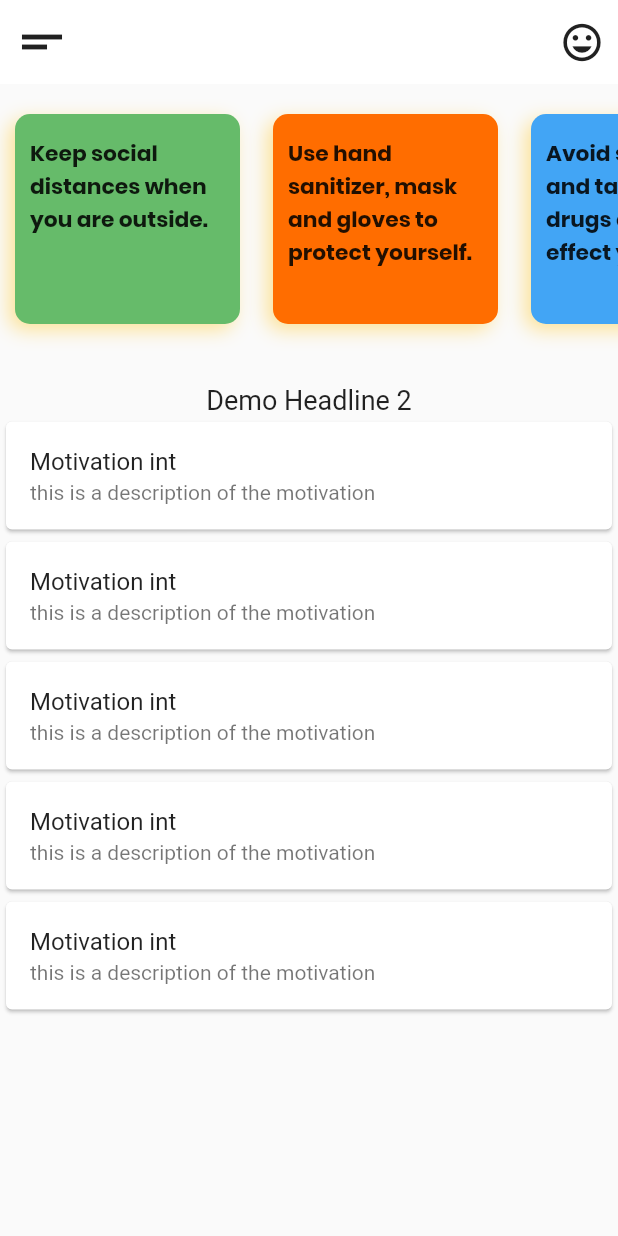
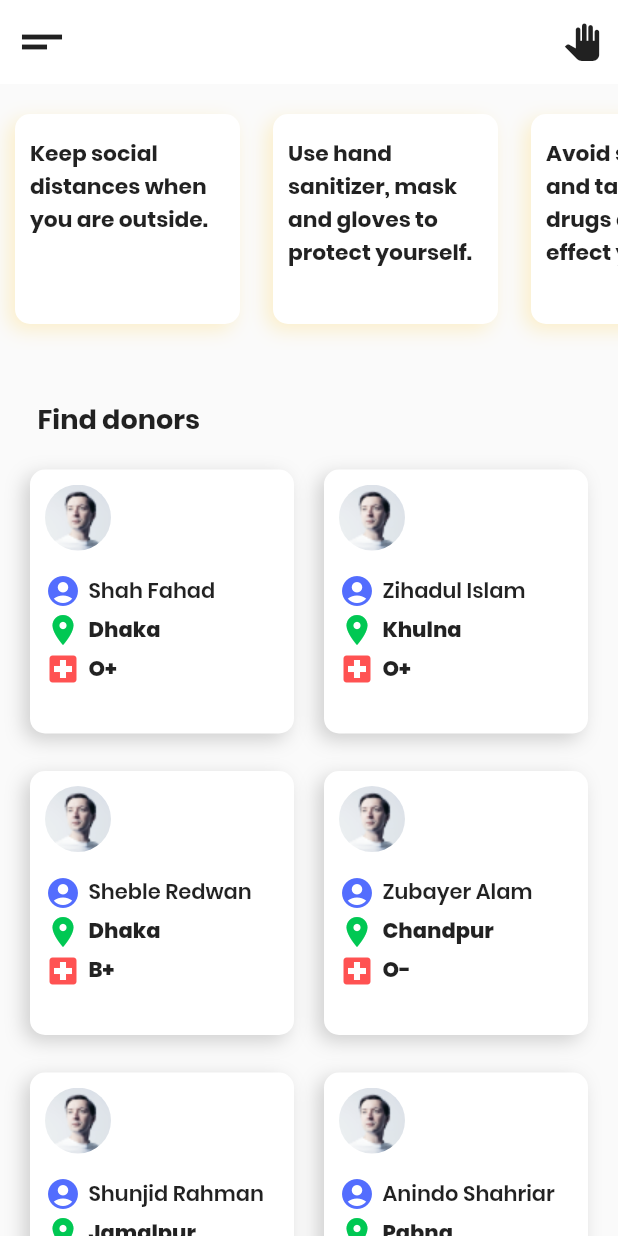
Before and after one commit to TeamTigers/donate_plasma, a Flutter app: the HomeScreen screen opened by its route, on a phone screen of 412 x 824 dp. Run offline on Flutter 3.47's test engine with Material 2 defaults, Android fonts, the phone set to English and light mode, and no system bars; our stand-ins replace font_awesome_flutter.

Commit message:
user cards designed

```diff
--- a/lib/main.dart
+++ b/lib/main.dart
@@ -1,4 +1,6 @@
+import 'package:donateplasma/models/User.dart';
 import 'package:donateplasma/providers/information.dart';
+import 'package:donateplasma/providers/users.dart';
 import 'package:donateplasma/screens/BannerScreen.dart';
 import 'package:donateplasma/screens/HomeScreen.dart';
 import 'package:flutter/material.dart';
@@ -17,6 +19,9 @@ class MyApp extends StatelessWidget {
       providers: [
         ChangeNotifierProvider(
           create: (ctx) => Information(),
+        ),
+        ChangeNotifierProvider(
+          create: (ctx) => Users(),
         )
       ],
       child: MaterialApp(
--- /dev/null
+++ b/lib/models/User.dart
@@ -0,0 +1,17 @@
+class User {
+  final int userId;
+  final String userName;
+  final String userPhone;
+  final String userLocation;
+  final String userDP;
+  final String userBlood;
+
+  User({
+    this.userId,
+    this.userName,
+    this.userPhone,
+    this.userLocation,
+    this.userDP,
+    this.userBlood
+  });
+}
--- /dev/null
+++ b/lib/providers/users.dart
@@ -0,0 +1,60 @@
+import 'package:donateplasma/models/User.dart';
+import 'package:flutter/cupertino.dart';
+
+class Users extends ChangeNotifier {
+  List<User> _users = [
+    User(
+      userId: 1,
+      userName: 'Shah Fahad',
+      userDP: 'assets/images/user0.png',
+      userPhone: '+880123456789',
+      userLocation: 'Dhaka',
+      userBlood: 'O+'
+    ),
+    User(
+        userId: 2,
+        userName: 'Zihadul Islam',
+        userDP: 'assets/images/user0.png',
+        userPhone: '+880123456789',
+        userLocation: 'Khulna',
+        userBlood: 'O+'
+    ),
+    User(
+        userId: 3,
+        userName: 'Sheble Redwan',
+        userDP: 'assets/images/user0.png',
+        userPhone: '+880123456789',
+        userLocation: 'Dhaka',
+        userBlood: 'B+'
+    ),
+    User(
+        userId: 4,
+        userName: 'Zubayer Alam',
+        userDP: 'assets/images/user0.png',
+        userPhone: '+880123456789',
+        userLocation: 'Chandpur',
+        userBlood: 'O-'
+    ),
+    User(
+        userId: 5,
+        userName: 'Shunjid Rahman',
+        userDP: 'assets/images/user0.png',
+        userPhone: '+880123456789',
+        userLocation: 'Jamalpur',
+        userBlood: 'O+'
+    ),
+    User(
+        userId: 6,
+        userName: 'Anindo Shahriar',
+        userDP: 'assets/images/user0.png',
+        userPhone: '+880123456789',
+        userLocation: 'Pabna',
+        userBlood: 'A+'
+    ),
+  ];
+
+  List<User> get userList {
+    final baseUserList = [..._users];
+    return baseUserList;
+  }
+}
--- a/lib/screens/HomeScreen.dart
+++ b/lib/screens/HomeScreen.dart
@@ -1,6 +1,8 @@
 import 'package:donateplasma/constants/color_constants.dart';
 import 'package:donateplasma/providers/information.dart';
+import 'package:donateplasma/providers/users.dart';
 import 'package:donateplasma/widgets/info_card_widget.dart';
+import 'package:donateplasma/widgets/users_card_widget.dart';
 import 'package:flutter/material.dart';
 import 'package:provider/provider.dart';
 
@@ -15,6 +17,7 @@ class _HomeScreenState extends State<HomeScreen> {
   @override
   Widget build(BuildContext context) {
     final information = Provider.of<Information>(context).infoList;
+    final users = Provider.of<Users>(context).userList;
     return Scaffold(
       appBar: AppBar(
         elevation: 0,
@@ -28,8 +31,8 @@ class _HomeScreenState extends State<HomeScreen> {
           IconButton(
             onPressed: () {},
             icon: Icon(
-              Icons.insert_emoticon,
-              size: 30,
+              Icons.pan_tool,
+              size: 25,
               color: Theme.of(context).accentColor,
             ),
           ),
@@ -38,8 +41,8 @@ class _HomeScreenState extends State<HomeScreen> {
       body: SingleChildScrollView(
         child: Column(
           mainAxisSize: MainAxisSize.min,
+          crossAxisAlignment: CrossAxisAlignment.start,
           children: <Widget>[
-
             SizedBox(
               height: 200.0,
               child: ListView.builder(
@@ -51,28 +54,45 @@ class _HomeScreenState extends State<HomeScreen> {
                         color: information[index].color,
                         message: information[index].message,
                         infoId: information[index].infoId,
-                )
+                      )),
+            ),
+            Padding(
+              padding: const EdgeInsets.fromLTRB(25, 10, 0, 0),
+              child: Text(
+                'Find donors',
+                style: TextStyle(
+                  fontSize: 18,
+                  fontFamily: 'Poppins',
+                  fontWeight: FontWeight.bold,
                 ),
               ),
-            Text(
-              'Demo Headline 2',
-              style: TextStyle(fontSize: 18),
             ),
-            Card(
-              child: ListTile(title: Text('Motivation $int'), subtitle: Text('this is a description of the motivation')),
+            SingleChildScrollView(
+              child: Column(
+                children: <Widget>[
+                  GridView.builder(
+                    padding: const EdgeInsets.all(20.0),
+                    gridDelegate: SliverGridDelegateWithMaxCrossAxisExtent(
+                      maxCrossAxisExtent: 200,
+                      childAspectRatio: 2 / 2,
+                      crossAxisSpacing: 20.0,
+                      mainAxisSpacing: 25.0,
                     ),
-            Card(
-              child: ListTile(title: Text('Motivation $int'), subtitle: Text('this is a description of the motivation')),
+                    itemCount: users.length,
+                    itemBuilder: (ctx, index) => UsersCard(
+                      userDP: users[index].userDP,
+                      userId: users[index].userId,
+                      userLocation: users[index].userLocation,
+                      userName: users[index].userName,
+                      userPhone: users[index].userPhone,
+                      userBlood: users[index].userBlood,
                     ),
-            Card(
-              child: ListTile(title: Text('Motivation $int'), subtitle: Text('this is a description of the motivation')),
+                    scrollDirection: Axis.vertical,
+                    shrinkWrap: true,
                   ),
-            Card(
-              child: ListTile(title: Text('Motivation $int'), subtitle: Text('this is a description of the motivation')),
+                ],
               ),
-            Card(
-              child: ListTile(title: Text('Motivation $int'), subtitle: Text('this is a description of the motivation')),
-            ),
+            )
           ],
         ),
       ),
--- a/lib/widgets/info_card_widget.dart
+++ b/lib/widgets/info_card_widget.dart
@@ -21,13 +21,13 @@ class _InfoCardWidgetState extends State<InfoCardWidget> {
         height: 150.0,
         width: 150.0,
         decoration: BoxDecoration(
-          color: widget.color,
+          color: Colors.white,
           borderRadius: BorderRadius.all(Radius.circular(10)),
           boxShadow: <BoxShadow>[
             BoxShadow(
               offset: Offset(-4, 4),
               blurRadius: 10,
-              color: Color(0xFFFFBF05).withOpacity(.4),
+              color: Color(0xFFFFBF05).withOpacity(.2),
             )
           ],
         ),
--- /dev/null
+++ b/lib/widgets/users_card_widget.dart
@@ -0,0 +1,122 @@
+import 'package:flutter/material.dart';
+import 'package:font_awesome_flutter/font_awesome_flutter.dart';
+
+class UsersCard extends StatefulWidget {
+  final int userId;
+  final String userName;
+  final String userPhone;
+  final String userLocation;
+  final String userDP;
+  final String userBlood;
+
+  const UsersCard({
+    this.userId,
+    this.userName,
+    this.userPhone,
+    this.userLocation,
+    this.userDP,
+    this.userBlood,
+  });
+
+  @override
+  _UsersCardState createState() => _UsersCardState();
+}
+
+class _UsersCardState extends State<UsersCard> {
+  @override
+  Widget build(BuildContext context) {
+    return Container(
+      height: 200.0,
+      width: 150.0,
+      decoration: BoxDecoration(
+        color: Colors.white,
+        borderRadius: BorderRadius.all(Radius.circular(10)),
+        boxShadow: <BoxShadow>[
+          BoxShadow(
+            offset: Offset(-4, 4),
+            blurRadius: 10,
+            color: Color(0xFF212121).withOpacity(.2),
+          )
+        ],
+      ),
+      child: Column(
+        crossAxisAlignment: CrossAxisAlignment.start,
+        children: <Widget>[
+          Padding(
+            padding: const EdgeInsets.all(10.0),
+            child: ClipRRect(
+              borderRadius: BorderRadius.circular(25.0),
+              child: Image.asset(widget.userDP),
+            ),
+          ),
+          Padding(
+            padding: const EdgeInsets.fromLTRB(10, 5, 0, 2),
+            child: Row(
+              children: <Widget>[
+                Icon(
+                  Icons.account_circle,
+                  color: Colors.indigoAccent,
+                ),
+                SizedBox(
+                  width: 5.0,
+                ),
+                Text(
+                  widget.userName,
+                  style: TextStyle(
+                    fontSize: 14,
+                    fontFamily: 'Poppins',
+                    fontWeight: FontWeight.w600,
+                  ),
+                ),
+              ],
+            ),
+          ),
+          Padding(
+            padding: const EdgeInsets.fromLTRB(10, 0, 0, 2),
+            child: Row(
+              children: <Widget>[
+                Icon(
+                  Icons.location_on,
+                  color: Colors.greenAccent.shade700,
+                ),
+                SizedBox(
+                  width: 5.0,
+                ),
+                Text(
+                  widget.userLocation,
+                  style: TextStyle(
+                    fontSize: 14,
+                    fontFamily: 'Poppins',
+                    fontWeight: FontWeight.w800,
+                  ),
+                ),
+              ],
+            ),
+          ),
+          Padding(
+            padding: const EdgeInsets.fromLTRB(10, 0, 0, 2),
+            child: Row(
+              children: <Widget>[
+                Icon(
+                  Icons.local_hospital,
+                  color: Colors.redAccent,
+                ),
+                SizedBox(
+                  width: 5.0,
+                ),
+                Text(
+                  widget.userBlood,
+                  style: TextStyle(
+                    fontSize: 14,
+                    fontFamily: 'Poppins',
+                    fontWeight: FontWeight.w800,
+                  ),
+                ),
+              ],
+            ),
+          ),
+        ],
+      ),
+    );
+  }
+}
--- a/pubspec.yaml
+++ b/pubspec.yaml
@@ -29,6 +29,7 @@ dependencies:
   # Use with the CupertinoIcons class for iOS style icons.
   cupertino_icons: ^0.1.3
   provider: ^4.1.3
+  font_awesome_flutter: ^8.8.1
 
 dev_dependencies:
   flutter_test:
```
Also changed, not shown: pubspec.lock. Lines whose indentation alone changed are shown as unchanged.
